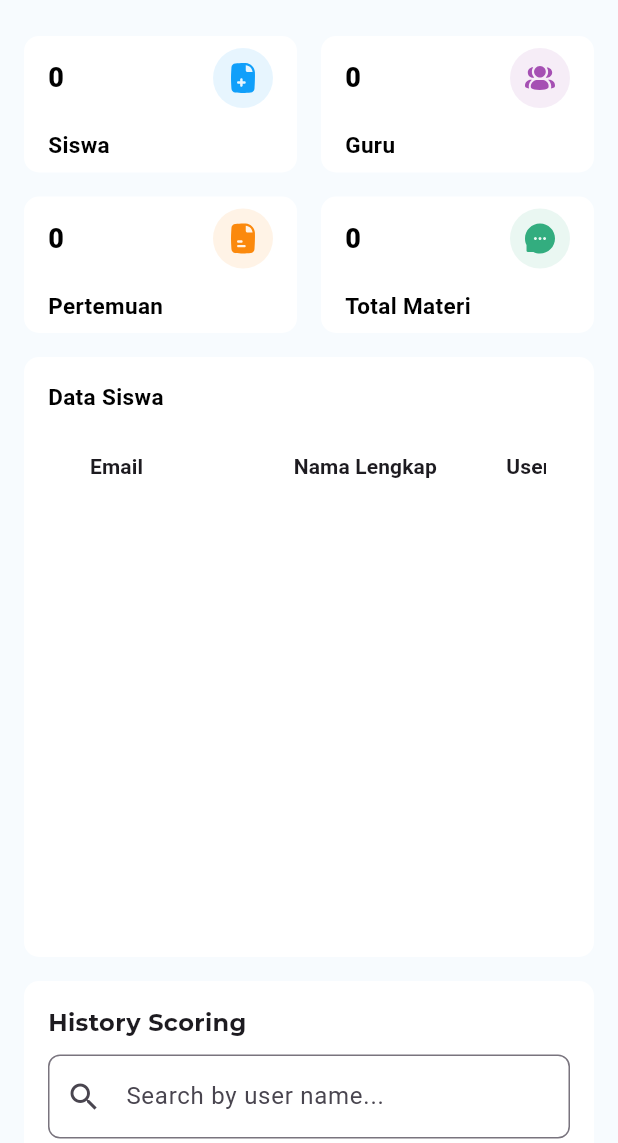
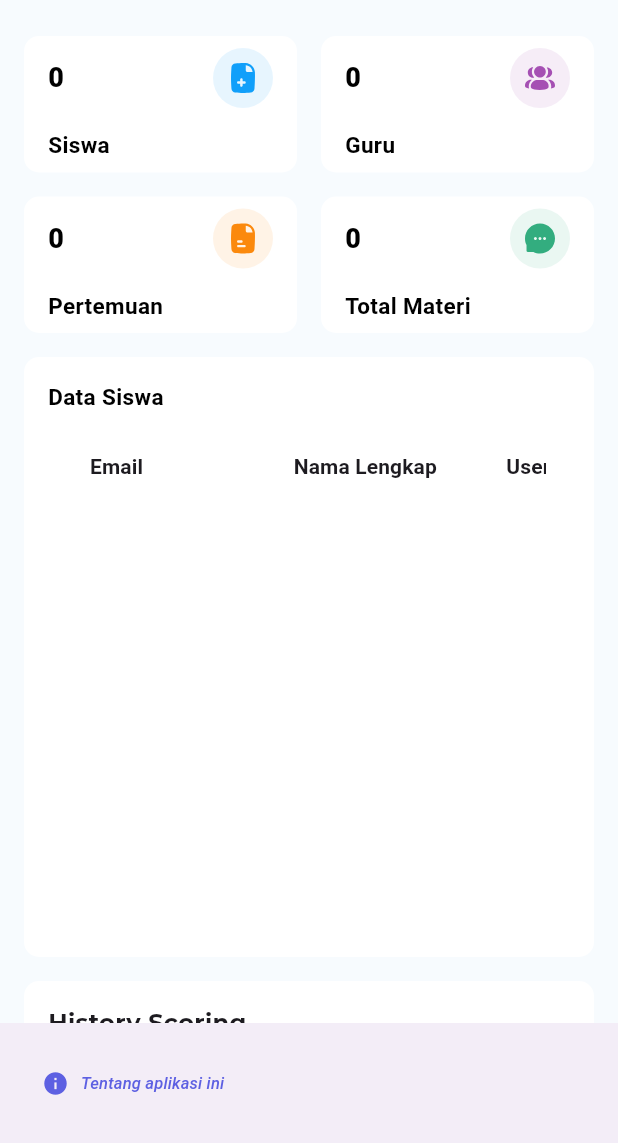
Before and after one commit to yendrapriambada/algopintar-Flutter, a Flutter app: the DashBoardScreen screen opened by its route, on a phone screen of 412 x 824 dp, the part 93-1236 px from its top. Run offline on Flutter 3.47's test engine with Material 3 defaults, Android fonts, the phone set to English and light mode, and no system bars; drawn by our look-alikes of data_table_2; our stand-ins replace email_validator, firebase_auth, firebase_core, firebase_database, fl_chart, flutter_svg and 2 more; missing offline and left inert: syncfusion_flutter_pdfviewer; accounts and stored records are empty; network calls fail; project files that could hold a hidden picture were left out.

Commit message:
add footer in dashboard admin

```diff
--- a/lib/screens/dash_board_screen.dart
+++ b/lib/screens/dash_board_screen.dart
@@ -7,6 +7,7 @@ import 'package:algopintar/constants/responsive.dart';
 import 'package:algopintar/controllers/controller.dart';
 import 'package:algopintar/screens/components/dashboard_content.dart';
 
+import 'about_screen.dart';
 import 'components/drawer_menu.dart';
 import 'package:provider/provider.dart';
 
@@ -84,6 +85,29 @@ class DashBoardScreen extends StatelessWidget {
           ],
         ),
       ),
+      bottomNavigationBar: BottomAppBar(
+        child: Container(
+          height: 60,
+          child: Row(
+            mainAxisAlignment: MainAxisAlignment.start,
+            children: [
+              TextButton.icon(
+                onPressed: () {
+                  Navigator.push(
+                    context,
+                    MaterialPageRoute(builder: (context) => AboutScreen()),
+                  );
+                },
+                icon: Icon(Icons.info, color: Color(0xff5D60E2)),
+                label: Text(
+                  'Tentang aplikasi ini',
+                  style: TextStyle(color: Color(0xff5D60E2), fontStyle: FontStyle.italic, fontSize: 11),
+                ),
+              ),
+            ],
+          ),
+        ),
+      ),
     );
   }
 }
```
